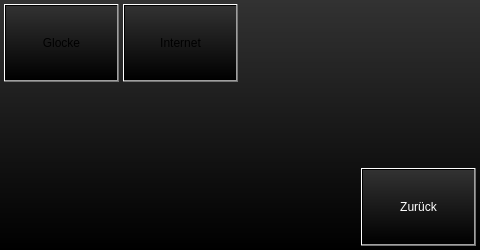
The window that projects/klaus_visu_ap420/setupwindow.ui (busmaster/homebus) describes before a commit, drawn with Qt 5.
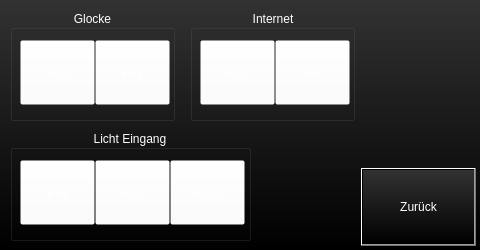
The same window after the commit.

Diff of the .ui file:
```diff
--- a/projects/klaus_visu_ap420/setupwindow.ui
+++ b/projects/klaus_visu_ap420/setupwindow.ui
@@ -41,31 +41,156 @@
     <string>Zurück</string>
    </property>
   </widget>
-  <widget class="QPushButton" name="pushButtonDoorbell">
+  <widget class="QGroupBox" name="groupBoxLichtEingang">
    <property name="geometry">
     <rect>
-     <x>4</x>
-     <y>4</y>
-     <width>115</width>
-     <height>78</height>
+     <x>10</x>
+     <y>130</y>
+     <width>241</width>
+     <height>111</height>
     </rect>
    </property>
-   <property name="text">
+   <property name="styleSheet">
+    <string notr="true">color: rgb(255, 255, 255);
+background-color: rgba(255, 255, 255, 0);</string>
+   </property>
+   <property name="title">
+    <string>Licht Eingang</string>
+   </property>
+   <property name="alignment">
+    <set>Qt::AlignBottom|Qt::AlignHCenter</set>
+   </property>
+   <widget class="QPushButton" name="pushButtonLichtEingangAuto">
+    <property name="geometry">
+     <rect>
+      <x>160</x>
+      <y>30</y>
+      <width>75</width>
+      <height>65</height>
+     </rect>
+    </property>
+    <property name="text">
+     <string>AUTO</string>
+    </property>
+   </widget>
+   <widget class="QPushButton" name="pushButtonLichtEingangAus">
+    <property name="geometry">
+     <rect>
+      <x>85</x>
+      <y>30</y>
+      <width>75</width>
+      <height>65</height>
+     </rect>
+    </property>
+    <property name="text">
+     <string>AUS</string>
+    </property>
+   </widget>
+   <widget class="QPushButton" name="pushButtonLichtEingangEin">
+    <property name="geometry">
+     <rect>
+      <x>10</x>
+      <y>30</y>
+      <width>75</width>
+      <height>65</height>
+     </rect>
+    </property>
+    <property name="text">
+     <string>EIN</string>
+    </property>
+   </widget>
+  </widget>
+  <widget class="QGroupBox" name="groupBoxGlocke">
+   <property name="geometry">
+    <rect>
+     <x>10</x>
+     <y>10</y>
+     <width>165</width>
+     <height>111</height>
+    </rect>
+   </property>
+   <property name="styleSheet">
+    <string notr="true">color: rgb(255, 255, 255);
+background-color: rgba(255, 255, 255, 0);</string>
+   </property>
+   <property name="title">
     <string>Glocke</string>
    </property>
+   <property name="alignment">
+    <set>Qt::AlignBottom|Qt::AlignHCenter</set>
+   </property>
+   <widget class="QPushButton" name="pushButtonGlockeAus">
+    <property name="geometry">
+     <rect>
+      <x>10</x>
+      <y>30</y>
+      <width>75</width>
+      <height>65</height>
+     </rect>
+    </property>
+    <property name="text">
+     <string>AUS</string>
+    </property>
+   </widget>
+   <widget class="QPushButton" name="pushButtonGlockeEin">
+    <property name="geometry">
+     <rect>
+      <x>85</x>
+      <y>30</y>
+      <width>75</width>
+      <height>65</height>
+     </rect>
+    </property>
+    <property name="text">
+     <string>EIN</string>
+    </property>
+   </widget>
   </widget>
-  <widget class="QPushButton" name="pushButtonInternet">
+  <widget class="QGroupBox" name="groupBoxInternet">
    <property name="geometry">
     <rect>
-     <x>123</x>
-     <y>4</y>
-     <width>115</width>
-     <height>78</height>
+     <x>190</x>
+     <y>10</y>
+     <width>165</width>
+     <height>111</height>
     </rect>
    </property>
-   <property name="text">
+   <property name="styleSheet">
+    <string notr="true">color: rgb(255, 255, 255);
+background-color: rgba(255, 255, 255, 0);</string>
+   </property>
+   <property name="title">
     <string>Internet</string>
    </property>
+   <property name="alignment">
+    <set>Qt::AlignBottom|Qt::AlignHCenter</set>
+   </property>
+   <widget class="QPushButton" name="pushButtonInternetAus">
+    <property name="geometry">
+     <rect>
+      <x>10</x>
+      <y>30</y>
+      <width>75</width>
+      <height>65</height>
+     </rect>
+    </property>
+    <property name="text">
+     <string>AUS</string>
+    </property>
+   </widget>
+   <widget class="QPushButton" name="pushButtonInternetEin">
+    <property name="geometry">
+     <rect>
+      <x>85</x>
+      <y>30</y>
+      <width>75</width>
+      <height>65</height>
+     </rect>
+    </property>
+    <property name="text">
+     <string>EIN</string>
+    </property>
+   </widget>
   </widget>
  </widget>
  <resources/>
```
Left out of the diff: 4 changed lines with no effect on the pictures.
